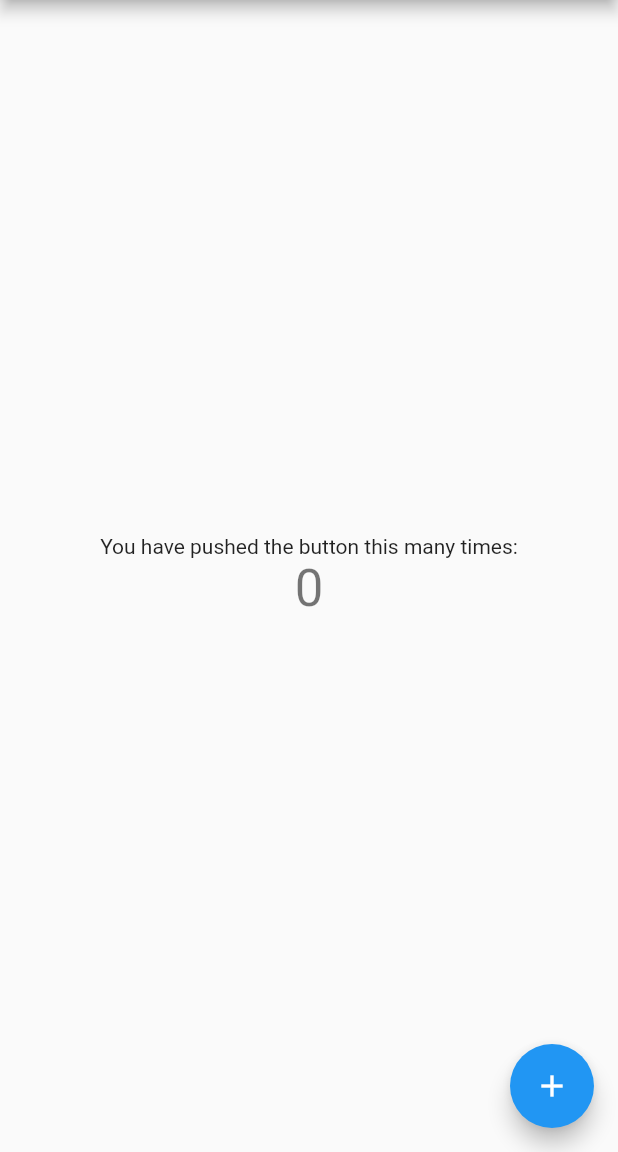
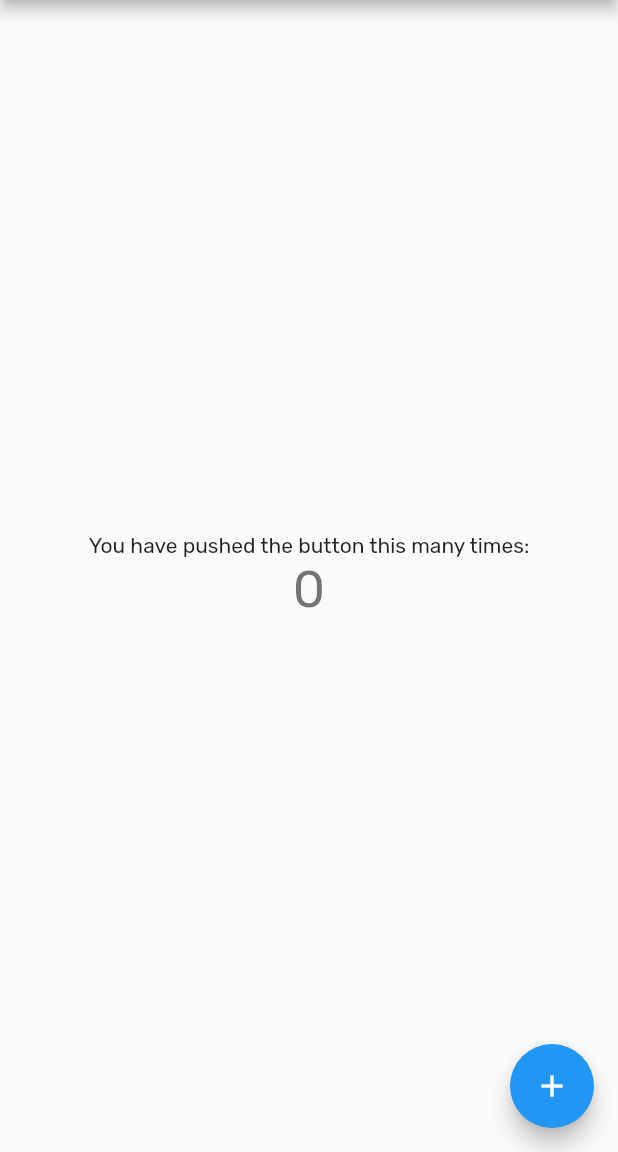
Before and after one commit to oddlyspaced/Flutter-Portfolio, a Flutter app: the screen it shows after launch, on a phone screen of 412 x 824 dp, the part 84-1236 px from its top. Run offline on Flutter 3.47's test engine with Material 2 defaults, Android fonts, the phone set to English and light mode, and no system bars; our stand-ins replace google_fonts.

Commit message:
main: Setup Rubik font

```diff
--- a/lib/main.dart
+++ b/lib/main.dart
@@ -1,4 +1,5 @@
 import 'package:flutter/material.dart';
+import 'package:google_fonts/google_fonts.dart';
 
 void main() {
   runApp(MyApp());
@@ -21,6 +22,9 @@ class MyApp extends StatelessWidget {
         // Notice that the counter didn't reset back to zero; the application
         // is not restarted.
         primarySwatch: Colors.blue,
+        textTheme: GoogleFonts.rubikTextTheme(
+          Theme.of(context).textTheme,
+        ),
         // This makes the visual density adapt to the platform that you run
         // the app on. For desktop platforms, the controls will be smaller and
         // closer together (more dense) than on mobile platforms.
```
